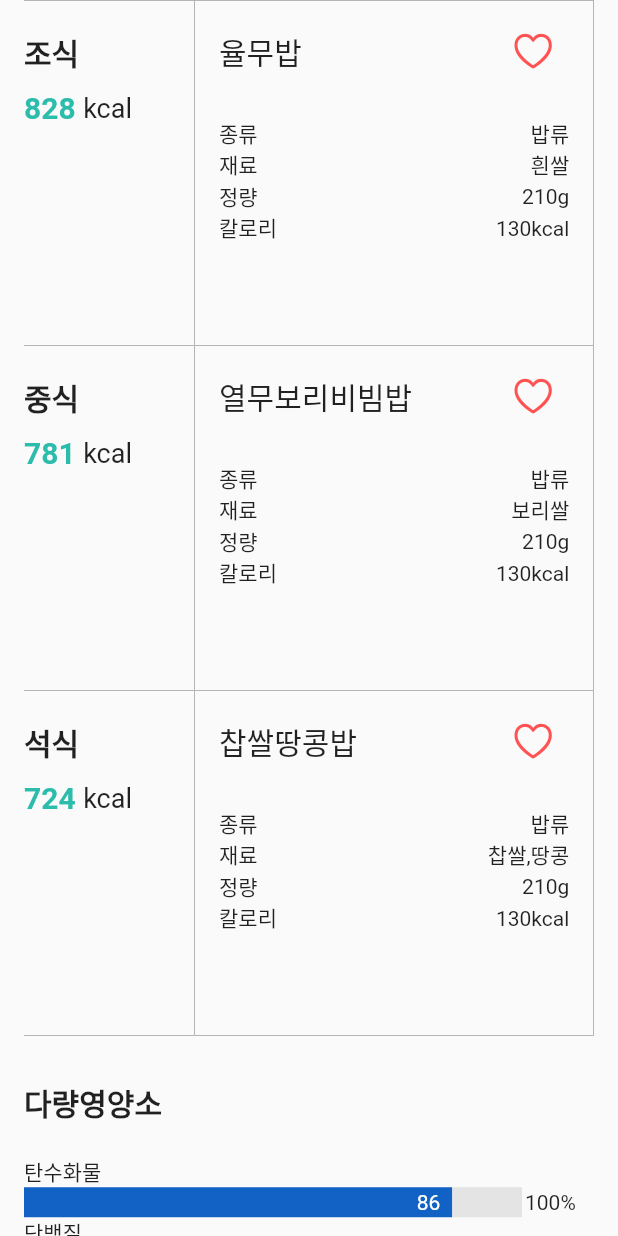
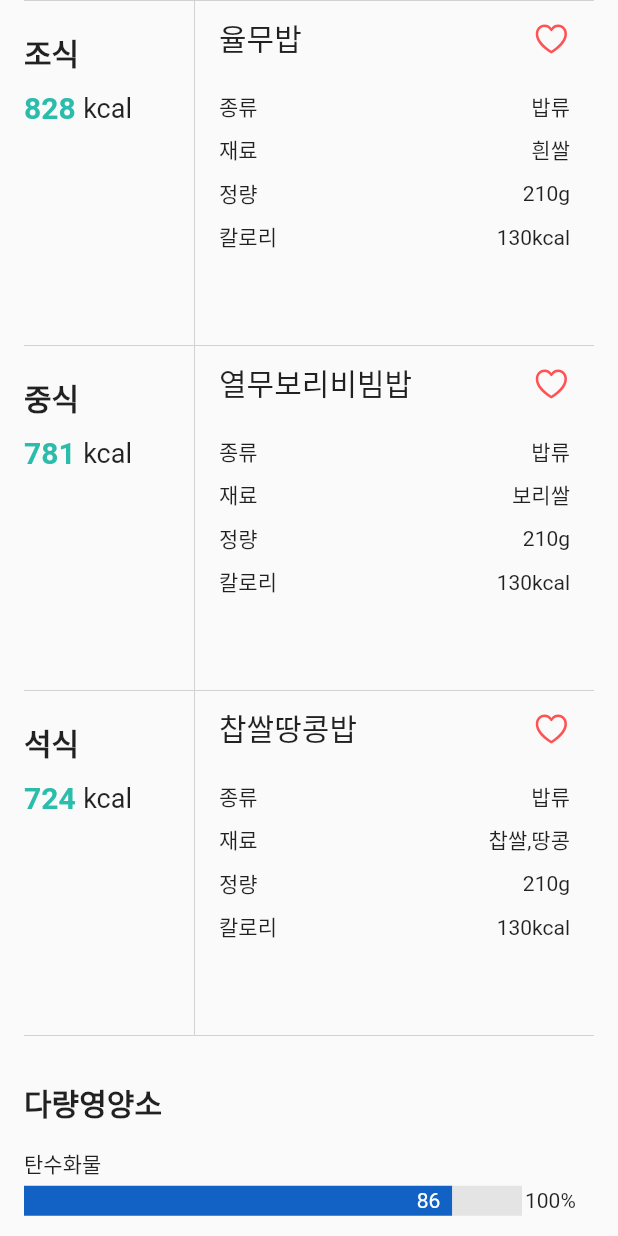
Before and after one commit to jjony553/injewelme_mission, a Flutter app: the screen it shows after launch, on a phone screen of 412 x 824 dp. Run offline on Flutter 3.47's test engine with Material 2 defaults, Android fonts, the phone set to English and light mode, and no system bars; our stand-ins replace fl_chart, flutter_svg.

Commit message:
Refactoring Code and Add apk

```diff
--- /dev/null
+++ b/lib/common/colors.dart
@@ -0,0 +1,4 @@
+import 'package:flutter/material.dart';
+
+Color kcalColor = const Color(0xff2bbcab);
+Color borderColor = const Color(0xffc4c4c4);
--- /dev/null
+++ b/lib/common/fonts.dart
@@ -0,0 +1 @@
+const double titleFontSize = 20;
--- a/lib/components/food_bar_chart.dart
+++ b/lib/components/food_bar_chart.dart
@@ -1,7 +1,36 @@
 import 'package:flutter/material.dart';
 
-class FoodBarChart extends StatelessWidget {
+class FoodBarChart extends StatefulWidget {
   const FoodBarChart({super.key});
+
+  @override
+  State<FoodBarChart> createState() => _FoodBarChartState();
+}
+
+class _FoodBarChartState extends State<FoodBarChart>
+    with SingleTickerProviderStateMixin {
+  AnimationController? animationController;
+  Animation<double>? animation;
+  Animation<double>? curve;
+  @override
+  void initState() {
+    animationController =
+        AnimationController(duration: const Duration(seconds: 5), vsync: this);
+    curve = CurvedAnimation(
+        parent: animationController!, curve: Curves.bounceInOut);
+    animation = Tween<double>(begin: 0, end: 1).animate(curve!)
+      ..addListener(() {
+        setState(() {});
+      });
+    animationController?.forward(from: 0.0);
+    super.initState();
+  }
+
+  @override
+  void dispose() {
+    animationController?.dispose();
+    super.dispose();
+  }
 
   @override
   Widget build(BuildContext context) {
@@ -9,40 +38,99 @@ class FoodBarChart extends StatelessWidget {
     return Column(
       crossAxisAlignment: CrossAxisAlignment.start,
       children: [
-        Text(
+        const Text(
           "다량영양소",
           style: TextStyle(fontSize: 20, fontWeight: FontWeight.w600),
         ),
-        SizedBox(
-          height: 20,
+        const SizedBox(
+          height: 15,
         ),
         Column(
           children: [
-            FoodBarChartItem("탄수화물", 86, const Color(0xff1261c4), customWidth),
-            FoodBarChartItem("단백질", 35, const Color(0xff1a8cd8), customWidth),
-            FoodBarChartItem("지방", 51, const Color(0xff28aaff), customWidth),
-            FoodBarChartItem(
-                "총 식이섬유", 14, const Color(0xff4caf50), customWidth),
-            FoodBarChartItem("콜레스테롤", 48, const Color(0xff0cad50), customWidth),
-            FoodBarChartItem(
-                "총 포화 지방산", 96, const Color(0xff00dd6d), customWidth),
+            _foodBarChartItem(
+              "탄수화물",
+              86,
+              const Color(0xff1261c4),
+              customWidth,
+              animation,
+              animationController,
+            ),
+            _foodBarChartItem(
+              "단백질",
+              35,
+              const Color(0xff1a8cd8),
+              customWidth,
+              animation,
+              animationController,
+            ),
+            _foodBarChartItem(
+              "지방",
+              51,
+              const Color(0xff28aaff),
+              customWidth,
+              animation,
+              animationController,
+            ),
+            _foodBarChartItem(
+              "총 식이섬유",
+              14,
+              const Color(0xff4caf50),
+              customWidth,
+              animation,
+              animationController,
+            ),
+            _foodBarChartItem(
+              "콜레스테롤",
+              48,
+              const Color(0xff0cad50),
+              customWidth,
+              animation,
+              animationController,
+            ),
+            _foodBarChartItem(
+              "총 포화 지방산",
+              96,
+              const Color(0xff00dd6d),
+              customWidth,
+              animation,
+              animationController,
+            )
           ],
         )
       ],
     );
   }
 
-  Widget FoodBarChartItem(
-      String title, int value, Color mColor, double customWidth) {
-    return Column(
+  Widget _foodBarChartItem(
+    String title,
+    int value,
+    Color mColor,
+    double customWidth,
+    Animation<double>? animation,
+    AnimationController? animationController,
+  ) {
+    return GestureDetector(
+        onTap: () {
+          if (animationController!.isCompleted) {
+            animationController.reverse();
+          } else {
+            animationController.forward();
+          }
+        },
+        child: Column(
           crossAxisAlignment: CrossAxisAlignment.start,
           children: [
             Text(title),
-        Container(
+            const SizedBox(
+              height: 4,
+            ),
+            SizedBox(
               width: double.infinity,
               child: Row(
                 children: [
-              Container(
+                  Transform.scale(
+                    scaleX: animation?.value,
+                    child: Container(
                       width: value >= 5 ? customWidth * (value * 0.01) : 0,
                       height: 20,
                       color: mColor,
@@ -50,13 +138,14 @@ class FoodBarChart extends StatelessWidget {
                         mainAxisAlignment: MainAxisAlignment.end,
                         children: [
                           Text(
-                      value >= 5 ? "${value}" : "",
-                      style: TextStyle(color: Colors.white),
+                            value >= 5 ? "$value" : "",
+                            style: const TextStyle(color: Colors.white),
                           ),
-                    SizedBox(
+                          const SizedBox(
                             width: 8,
                           )
                         ],
+                      ),
                     ),
                   ),
                   Container(
@@ -64,16 +153,19 @@ class FoodBarChart extends StatelessWidget {
                         ? customWidth - customWidth * (value * 0.01)
                         : customWidth,
                     height: 20,
-                color: Color(0xffE4E4E4),
+                    color: const Color(0xffE4E4E4),
                   ),
-              SizedBox(
+                  const SizedBox(
                     width: 2,
                   ),
-              Text("100%")
+                  const Text("100%")
                 ],
               ),
-        )
+            ),
+            const SizedBox(
+              height: 10,
+            ),
           ],
-    );
+        ));
   }
 }
--- a/lib/components/food_info.dart
+++ b/lib/components/food_info.dart
@@ -1,5 +1,8 @@
 import 'package:flutter/cupertino.dart';
 import 'package:flutter/material.dart';
+import 'package:injewelme_mission/common/fonts.dart';
+
+import '../common/colors.dart';
 
 class FoodInfo extends StatefulWidget {
   final String name;
@@ -7,7 +10,7 @@ class FoodInfo extends StatefulWidget {
   final String ingredient;
   final int quantity;
   final int foodKcal;
-  FoodInfo(
+  const FoodInfo(
       {super.key,
       required this.name,
       required this.type,
@@ -28,12 +31,8 @@ class _FoodInfoState extends State<FoodInfo> {
       padding: const EdgeInsets.only(top: 10.0, left: 16, right: 16),
       decoration: BoxDecoration(
         border: Border(
-          right: BorderSide(
-            color: Colors.grey,
-            width: 0.5,
-          ),
           bottom: BorderSide(
-            color: Colors.grey,
+            color: borderColor,
             width: 0.5,
           ),
         ),
@@ -45,7 +44,8 @@ class _FoodInfoState extends State<FoodInfo> {
             children: [
               Text(
                 widget.name,
-                style: TextStyle(fontWeight: FontWeight.w500, fontSize: 20),
+                style: const TextStyle(
+                    fontWeight: FontWeight.w500, fontSize: titleFontSize),
               ),
               IconToggleButton(
                 isSelected: isSelected,
@@ -60,23 +60,21 @@ class _FoodInfoState extends State<FoodInfo> {
           const SizedBox(
             height: 20,
           ),
-          Row(
+          _buildItemRow("종류", widget.type),
+          _buildItemRow("재료", widget.ingredient),
+          _buildItemRow("정량", "${widget.quantity}g"),
+          _buildItemRow("칼로리", "${widget.foodKcal}kcal"),
+        ],
+      ),
+    );
+  }
+
+  Widget _buildItemRow(String info, String text) {
+    return Padding(
+      padding: const EdgeInsets.only(bottom: 8),
+      child: Row(
         mainAxisAlignment: MainAxisAlignment.spaceBetween,
-            children: [const Text("종류"), Text(widget.type)],
-          ),
-          Row(
-            mainAxisAlignment: MainAxisAlignment.spaceBetween,
-            children: [const Text("재료"), Text(widget.ingredient)],
-          ),
-          Row(
-            mainAxisAlignment: MainAxisAlignment.spaceBetween,
-            children: [const Text("정량"), Text("${widget.quantity}g")],
-          ),
-          Row(
-            mainAxisAlignment: MainAxisAlignment.spaceBetween,
-            children: [const Text("칼로리"), Text("${widget.foodKcal}kcal")],
-          )
-        ],
+        children: [Text(info), Text(text)],
       ),
     );
   }
@@ -85,16 +83,15 @@ class _FoodInfoState extends State<FoodInfo> {
 class IconToggleButton extends StatelessWidget {
   final bool? isSelected;
   final Function? onPressed;
-  IconToggleButton({this.isSelected, this.onPressed});
+  const IconToggleButton({super.key, this.isSelected, this.onPressed});
 
   @override
   Widget build(BuildContext context) {
-    return Container(
-      child: IconButton(
-        iconSize: 30.0,
-        padding: EdgeInsets.all(5),
-        icon: Padding(
+    return IconButton(
+      iconSize: 25.0,
       padding: EdgeInsets.zero,
+      constraints: const BoxConstraints(),
+      icon: Container(
           child: isSelected == false
               ? const Icon(
                   CupertinoIcons.heart,
@@ -107,7 +104,6 @@ class IconToggleButton extends StatelessWidget {
       onPressed: () {
         onPressed!();
       },
-      ),
     );
   }
 }
--- /dev/null
+++ b/lib/components/food_row.dart
@@ -0,0 +1,55 @@
+import 'package:flutter/material.dart';
+
+import 'food_info.dart';
+import 'food_time.dart';
+
+class FoodRow extends StatelessWidget {
+  const FoodRow({super.key});
+
+  @override
+  Widget build(BuildContext context) {
+    return Column(
+      children: [
+        _buildFoodRow("조식", 828, "율무밥", "밥류", "흰쌀", 210, 130),
+        _buildFoodRow("중식", 781, "열무보리비빔밥", "밥류", "보리쌀", 210, 130),
+        _buildFoodRow("석식", 724, "찹쌀땅콩밥", "밥류", "찹쌀,땅콩", 210, 130),
+      ],
+    );
+  }
+
+  Widget _buildFoodRow(
+    String title,
+    int totalKcal,
+    String name,
+    String type,
+    String ingredient,
+    int quantity,
+    int foodKcal,
+  ) {
+    return SizedBox(
+      width: double.infinity,
+      height: 230,
+      child: Row(
+        children: [
+          Expanded(
+            flex: 3,
+            child: FoodTime(
+              title: title,
+              totalKcal: totalKcal,
+            ),
+          ),
+          Expanded(
+            flex: 7,
+            child: FoodInfo(
+              name: name,
+              type: type,
+              ingredient: ingredient,
+              quantity: quantity,
+              foodKcal: foodKcal,
+            ),
+          )
+        ],
+      ),
+    );
+  }
+}
--- a/lib/components/food_time.dart
+++ b/lib/components/food_time.dart
@@ -1,4 +1,7 @@
 import 'package:flutter/material.dart';
+
+import '../common/colors.dart';
+import '../common/fonts.dart';
 
 class FoodTime extends StatelessWidget {
   final String title;
@@ -14,11 +17,11 @@ class FoodTime extends StatelessWidget {
       decoration: BoxDecoration(
         border: Border(
           right: BorderSide(
-            color: Colors.grey,
+            color: borderColor,
             width: 0.5,
           ),
           bottom: BorderSide(
-            color: Colors.grey,
+            color: borderColor,
             width: 0.5,
           ),
         ),
@@ -28,9 +31,10 @@ class FoodTime extends StatelessWidget {
         children: [
           Text(
             title,
-            style: TextStyle(fontWeight: FontWeight.w600, fontSize: 20),
+            style: const TextStyle(
+                fontWeight: FontWeight.w600, fontSize: titleFontSize),
           ),
-          SizedBox(
+          const SizedBox(
             height: 10,
           ),
           Row(
@@ -38,11 +42,11 @@ class FoodTime extends StatelessWidget {
               Text(
                 "$totalKcal",
                 style: TextStyle(
-                    fontSize: 20,
-                    color: Color(0xff2bbcab),
+                    fontSize: titleFontSize,
+                    color: kcalColor,
                     fontWeight: FontWeight.w600),
               ),
-              SizedBox(
+              const SizedBox(
                 width: 5,
               ),
               const Text(
--- a/lib/main.dart
+++ b/lib/main.dart
@@ -10,7 +10,7 @@ class MyApp extends StatelessWidget {
 
   @override
   Widget build(BuildContext context) {
-    return MaterialApp(
+    return const MaterialApp(
       debugShowCheckedModeBanner: false,
       home: MissionPage(),
     );
--- a/lib/pages/mission_page.dart
+++ b/lib/pages/mission_page.dart
@@ -1,9 +1,8 @@
-import 'package:fl_chart/fl_chart.dart';
 import 'package:flutter/material.dart';
-import 'package:injewelme_mission/components/food_info.dart';
-import 'package:injewelme_mission/components/food_time.dart';
+import '../common/colors.dart';
 import '../components/food_bar_chart.dart';
 import '../components/food_pie_chart.dart';
+import '../components/food_row.dart';
 
 class MissionPage extends StatelessWidget {
   const MissionPage({super.key});
@@ -19,44 +18,18 @@ class MissionPage extends StatelessWidget {
           children: [
             Container(
               height: 0.5,
-              color: Colors.grey,
+              color: borderColor,
             ),
-            _buildFoodRow(
-              title: "조식",
-              totalKcal: 828,
-              name: "율무밥",
-              type: "밥류",
-              ingredient: "흰쌀",
-              quantity: 210,
-              foodKcal: 130,
-            ),
-            _buildFoodRow(
-              title: "중식",
-              totalKcal: 781,
-              name: "열무보리비빔밥",
-              type: "밥류",
-              ingredient: "보리쌀",
-              quantity: 210,
-              foodKcal: 130,
-            ),
-            _buildFoodRow(
-              title: "석식",
-              totalKcal: 724,
-              name: "찹쌀땅콩밥",
-              type: "밥류",
-              ingredient: "찹쌀,땅콩",
-              quantity: 210,
-              foodKcal: 130,
-            ),
-            SizedBox(
+            const FoodRow(),
+            const SizedBox(
               height: 30,
             ),
-            FoodBarChart(),
-            SizedBox(
+            const FoodBarChart(),
+            const SizedBox(
               height: 30,
             ),
-            FoodPieChart(),
-            SizedBox(
+            const FoodPieChart(),
+            const SizedBox(
               height: 30,
             ),
           ],
@@ -65,53 +38,3 @@ class MissionPage extends StatelessWidget {
     );
   }
 }
-
-class _buildFoodRow extends StatelessWidget {
-  final String title;
-  final int totalKcal;
-  final String name;
-  final String type;
-  final String ingredient;
-  final int quantity;
-  final int foodKcal;
-
-  _buildFoodRow(
-      {Key? key,
-      required this.title,
-      required this.totalKcal,
-      required this.name,
-      required this.type,
-      required this.ingredient,
-      required this.quantity,
-      required this.foodKcal})
-      : super(key: key);
-
-  @override
-  Widget build(BuildContext context) {
-    return SizedBox(
-      width: double.infinity,
-      height: 230,
-      child: Row(
-        children: [
-          Expanded(
-            flex: 3,
-            child: FoodTime(
-              title: title,
-              totalKcal: totalKcal,
-            ),
-          ),
-          Expanded(
-            flex: 7,
-            child: FoodInfo(
-              name: name,
-              type: type,
-              ingredient: ingredient,
-              quantity: quantity,
-              foodKcal: foodKcal,
-            ),
-          )
-        ],
-      ),
-    );
-  }
-}
```
Also changed, not shown: lib/components/food_bar_chart_item.dart (deleted). Lines whose indentation alone changed are shown as unchanged.
